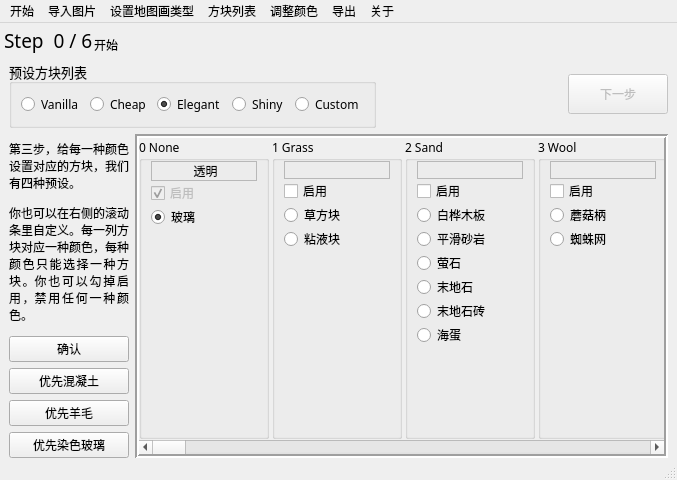
SlopeCraft/SlopeCraft, file others/mainwindow.ui: the form before one commit.
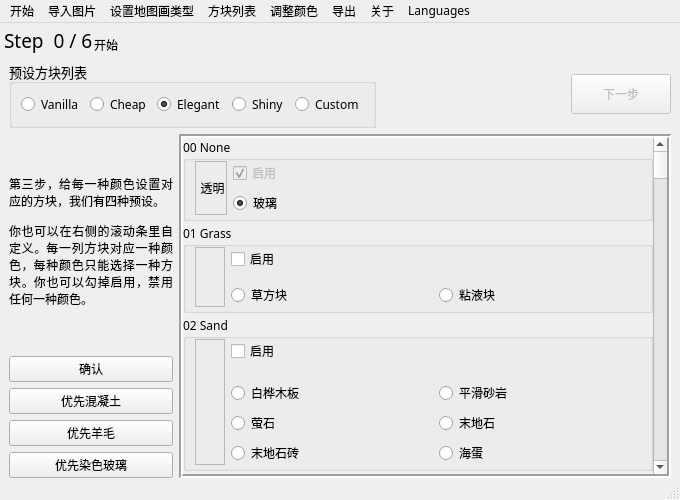
The form after the commit. The open tabs and pages were chosen to show the change. Icons and pictures are not drawn.

Patch:
```diff
--- a/others/mainwindow.ui
+++ b/others/mainwindow.ui
@@ -7,20 +7,20 @@
    <rect>
     <x>0</x>
     <y>0</y>
-    <width>677</width>
-    <height>480</height>
+    <width>680</width>
+    <height>500</height>
    </rect>
   </property>
   <property name="sizePolicy">
-   <sizepolicy hsizetype="Minimum" vsizetype="Minimum">
+   <sizepolicy hsizetype="Expanding" vsizetype="Minimum">
     <horstretch>0</horstretch>
     <verstretch>0</verstretch>
    </sizepolicy>
   </property>
   <property name="minimumSize">
    <size>
-    <width>677</width>
-    <height>480</height>
+    <width>680</width>
+    <height>500</height>
    </size>
   </property>
   <property name="font">
@@ -135,6 +135,12 @@
           <verstretch>0</verstretch>
          </sizepolicy>
         </property>
+        <property name="minimumSize">
+         <size>
+          <width>30</width>
+          <height>0</height>
+         </size>
+        </property>
         <property name="font">
          <font>
           <family>微软雅黑</family>
@@ -1045,7 +1051,7 @@
            </layout>
           </item>
           <item>
-           <layout class="QHBoxLayout" name="horizontalLayout_6">
+           <layout class="QHBoxLayout" name="horizontalLayout_6" stretch="1,3">
             <property name="topMargin">
              <number>0</number>
             </property>
@@ -1057,7 +1063,7 @@
               <item>
                <widget class="QLabel" name="label_9">
                 <property name="sizePolicy">
-                 <sizepolicy hsizetype="Maximum" vsizetype="Minimum">
+                 <sizepolicy hsizetype="Preferred" vsizetype="Minimum">
                   <horstretch>0</horstretch>
                   <verstretch>0</verstretch>
                  </sizepolicy>
@@ -1171,7 +1177,7 @@
                <number>2</number>
               </property>
               <property name="verticalScrollBarPolicy">
-               <enum>Qt::ScrollBarAlwaysOff</enum>
+               <enum>Qt::ScrollBarAlwaysOn</enum>
               </property>
               <property name="widgetResizable">
                <bool>true</bool>
@@ -1181,12 +1187,12 @@
                 <rect>
                  <x>0</x>
                  <y>0</y>
-                 <width>8084</width>
-                 <height>247</height>
+                 <width>276</width>
+                 <height>5411</height>
                 </rect>
                </property>
                <property name="sizePolicy">
-                <sizepolicy hsizetype="Maximum" vsizetype="Expanding">
+                <sizepolicy hsizetype="Expanding" vsizetype="Expanding">
                  <horstretch>0</horstretch>
                  <verstretch>0</verstretch>
                 </sizepolicy>
@@ -1203,7 +1209,7 @@
                  <height>16777215</height>
                 </size>
                </property>
-               <layout class="QHBoxLayout" name="horizontalLayout_4">
+               <layout class="QVBoxLayout" name="verticalLayout_3">
                 <property name="spacing">
                  <number>3</number>
                 </property>
@@ -1222,20 +1228,20 @@
                 <item>
                  <widget class="QGroupBox" name="Base00">
                   <property name="sizePolicy">
-                   <sizepolicy hsizetype="Fixed" vsizetype="Preferred">
+                   <sizepolicy hsizetype="Expanding" vsizetype="Minimum">
                     <horstretch>0</horstretch>
                     <verstretch>0</verstretch>
                    </sizepolicy>
                   </property>
                   <property name="minimumSize">
                    <size>
-                    <width>130</width>
+                    <width>129</width>
                     <height>0</height>
                    </size>
                   </property>
                   <property name="maximumSize">
                    <size>
-                    <width>130</width>
+                    <width>16777215</width>
                     <height>16777215</height>
                    </size>
                   </property>
@@ -1243,42 +1249,29 @@
                    <bool>true</bool>
                   </property>
                   <property name="title">
-                   <string>0 None</string>
+                   <string>00 None</string>
                   </property>
                   <property name="flat">
                    <bool>false</bool>
                   </property>
-                  <layout class="QVBoxLayout" name="verticalLayout_6">
-                   <property name="spacing">
-                    <number>0</number>
-                   </property>
+                  <layout class="QGridLayout" name="gridLayout_18">
                    <property name="topMargin">
                     <number>0</number>
                    </property>
                    <property name="bottomMargin">
-                    <number>0</number>
+                    <number>3</number>
                    </property>
-                   <item>
-                    <widget class="QLabel" name="Color00">
-                     <property name="font">
-                      <font>
-                       <family>微软雅黑</family>
-                       <pointsize>9</pointsize>
-                      </font>
-                     </property>
-                     <property name="frameShape">
-                      <enum>QFrame::StyledPanel</enum>
-                     </property>
-                     <property name="text">
-                      <string>&lt;html&gt;&lt;head/&gt;&lt;body&gt;&lt;p align=&quot;center&quot;&gt;透明&lt;/p&gt;&lt;/body&gt;&lt;/html&gt;</string>
-                     </property>
-                    </widget>
-                   </item>
-                   <item>
+                   <item row="0" column="1">
                     <widget class="QCheckBox" name="Enable00">
                      <property name="enabled">
                       <bool>false</bool>
                      </property>
+                     <property name="sizePolicy">
+                      <sizepolicy hsizetype="Expanding" vsizetype="Preferred">
+                       <horstretch>0</horstretch>
+                       <verstretch>0</verstretch>
+                      </sizepolicy>
+                     </property>
                      <property name="text">
                       <string>启用</string>
                      </property>
@@ -1290,8 +1283,14 @@
                      </property>
                     </widget>
                    </item>
-                   <item>
+                   <item row="1" column="1">
                     <widget class="QRadioButton" name="is00Glass">
+                     <property name="sizePolicy">
+                      <sizepolicy hsizetype="Minimum" vsizetype="Fixed">
+                       <horstretch>0</horstretch>
+                       <verstretch>0</verstretch>
+                      </sizepolicy>
+                     </property>
                      <property name="text">
                       <string>玻璃</string>
                      </property>
@@ -1304,26 +1303,48 @@
                      </property>
                     </widget>
                    </item>
-                   <item>
-                    <spacer name="verticalSpacer_3">
+                   <item row="0" column="2">
+                    <spacer name="horizontalSpacer_7">
                      <property name="orientation">
-                      <enum>Qt::Vertical</enum>
+                      <enum>Qt::Horizontal</enum>
                      </property>
                      <property name="sizeHint" stdset="0">
                       <size>
-                       <width>20</width>
-                       <height>40</height>
+                       <width>40</width>
+                       <height>20</height>
                       </size>
                      </property>
                     </spacer>
                    </item>
+                   <item row="0" column="0" rowspan="2">
+                    <widget class="QLabel" name="Color00">
+                     <property name="minimumSize">
+                      <size>
+                       <width>30</width>
+                       <height>0</height>
+                      </size>
+                     </property>
+                     <property name="font">
+                      <font>
+                       <family>微软雅黑</family>
+                       <pointsize>9</pointsize>
+                      </font>
+                     </property>
+                     <property name="frameShape">
+                      <enum>QFrame::StyledPanel</enum>
+                     </property>
+                     <property name="text">
+                      <string>&lt;html&gt;&lt;head/&gt;&lt;body&gt;&lt;p align=&quot;center&quot;&gt;透明&lt;/p&gt;&lt;/body&gt;&lt;/html&gt;</string>
+                     </property>
+                    </widget>
+                   </item>
                   </layout>
                  </widget>
                 </item>
                 <item>
                  <widget class="QGroupBox" name="Base01">
                   <property name="sizePolicy">
-                   <sizepolicy hsizetype="Fixed" vsizetype="Preferred">
+                   <sizepolicy hsizetype="Expanding" vsizetype="Minimum">
                     <horstretch>0</horstretch>
                     <verstretch>0</verstretch>
                    </sizepolicy>
@@ -1336,7 +1357,7 @@
                   </property>
                   <property name="maximumSize">
                    <size>
-                    <width>130</width>
+                    <width>16777215</width>
                     <height>16777215</height>
                    </size>
                   </property>
@@ -1344,46 +1365,74 @@
                    <bool>true</bool>
                   </property>
                   <property name="title">
-                   <string>1 Grass</string>
+                   <string>01 Grass</string>
                   </property>
                   <property name="flat">
                    <bool>false</bool>
                   </property>
-                  <layout class="QVBoxLayout" name="verticalLayout_13">
-                   <property name="spacing">
-                    <number>0</number>
-                   </property>
+                  <layout class="QGridLayout" name="gridLayout_19">
                    <property name="topMargin">
                     <number>0</number>
                    </property>
                    <property name="bottomMargin">
-                    <number>0</number>
+                    <number>3</number>
                    </property>
-                   <item>
-                    <widget class="QLabel" name="Color01">
-                     <property name="font">
-                      <font>
-                       <family>微软雅黑</family>
-                       <pointsize>9</pointsize>
-                      </font>
-                     </property>
-                     <property name="frameShape">
-                      <enum>QFrame::StyledPanel</enum>
-                     </property>
-                     <property name="text">
-                      <string/>
-                     </property>
-                    </widget>
-                   </item>
-                   <item>
+                   <item row="0" column="1">
                     <widget class="QCheckBox" name="Enable01">
+                     <property name="sizePolicy">
+                      <sizepolicy hsizetype="Expanding" vsizetype="Preferred">
+                       <horstretch>0</horstretch>
+                       <verstretch>0</verstretch>
+                      </sizepolicy>
+                     </property>
                      <property name="text">
                       <string>启用</string>
                      </property>
                     </widget>
                    </item>
-                   <item>
+                   <item row="0" column="2">
+                    <spacer name="horizontalSpacer_8">
+                     <property name="orientation">
+                      <enum>Qt::Horizontal</enum>
+                     </property>
+                     <property name="sizeHint" stdset="0">
+                      <size>
+                       <width>40</width>
+                       <height>20</height>
+                      </size>
+                     </property>
+                    </spacer>
+                   </item>
+                   <item row="0" column="0" rowspan="3">
+                    <widget class="QLabel" name="Color01">
+                     <property name="minimumSize">
+                      <size>
+                       <width>30</width>
+                       <height>0</height>
+                      </size>
+                     </property>
+                     <property name="font">
+                      <font>
+                       <family>微软雅黑</family>
+                       <pointsize>9</pointsize>
+                      </font>
+                     </property>
+                     <property name="frameShape">
+                      <enum>QFrame::StyledPanel</enum>
+                     </property>
+                     <property name="text">
+                      <string/>
+                     </property>
+                    </widget>
+                   </item>
+                   <item row="2" column="1">
                     <widget class="QRadioButton" name="is01Grass">
+                     <property name="sizePolicy">
+                      <sizepolicy hsizetype="Expanding" vsizetype="Fixed">
+                       <horstretch>0</horstretch>
+                       <verstretch>0</verstretch>
+                      </sizepolicy>
+                     </property>
                      <property name="text">
                       <string>草方块</string>
                      </property>
@@ -1393,7 +1442,7 @@
                      </property>
                     </widget>
                    </item>
-                   <item>
+                   <item row="2" column="2">
                     <widget class="QRadioButton" name="is01SlimeBlock">
                      <property name="text">
                       <string>粘液块</string>
@@ -1404,26 +1453,13 @@
                      </property>
                     </widget>
                    </item>
-                   <item>
-                    <spacer name="verticalSpacer_10">
-                     <property name="orientation">
-                      <enum>Qt::Vertical</enum>
-                     </property>
-                     <property name="sizeHint" stdset="0">
-                      <size>
-                       <width>20</width>
-                       <height>40</height>
-                      </size>
-                     </property>
-                    </spacer>
-                   </item>
                   </layout>
                  </widget>
                 </item>
                 <item>
                  <widget class="QGroupBox" name="Base02">
                   <property name="sizePolicy">
-                   <sizepolicy hsizetype="Fixed" vsizetype="Preferred">
+                   <sizepolicy hsizetype="Expanding" vsizetype="Minimum">
                     <horstretch>0</horstretch>
                     <verstretch>0</verstretch>
                    </sizepolicy>
@@ -1436,7 +1472,7 @@
                   </property>
                   <property name="maximumSize">
                    <size>
-                    <width>130</width>
+                    <width>16777215</width>
                     <height>16777215</height>
                    </size>
                   </property>
@@ -1444,23 +1480,40 @@
                    <bool>true</bool>
                   </property>
                   <property name="title">
-                   <string>2 Sand</string>
+                   <string>02 Sand</string>
                   </property>
                   <property name="flat">
                    <bool>false</bool>
                   </property>
-                  <layout class="QVBoxLayout" name="verticalLayout_14">
-                   <property name="spacing">
-                    <number>0</number>
-                   </property>
+                  <layout class="QGridLayout" name="gridLayout_20">
                    <property name="topMargin">
                     <number>0</number>
                    </property>
                    <property name="bottomMargin">
-                    <number>0</number>
+                    <number>3</number>
                    </property>
-                   <item>
+                   <property name="verticalSpacing">
+                    <number>6</number>
+                   </property>
+                   <item row="4" column="2">
+                    <widget class="QRadioButton" name="is02EndStone">
+                     <property name="text">
+                      <string>末地石</string>
+                     </property>
+                     <property name="icon">
+                      <iconset resource="../BlockTextures.qrc">
+                       <normaloff>:/new/Textures/Slope/block/end_stone.png</normaloff>:/new/Textures/Slope/block/end_stone.png</iconset>
+                     </property>
+                    </widget>
+                   </item>
+                   <item row="0" column="0" rowspan="6">
                     <widget class="QLabel" name="Color02">
+                     <property name="minimumSize">
+                      <size>
+                       <width>30</width>
+                       <height>0</height>
+                      </size>
+                     </property>
                      <property name="font">
                       <font>
                        <family>微软雅黑</family>
@@ -1475,25 +1528,20 @@
                      </property>
                     </widget>
                    </item>
-                   <item>
-                    <widget class="QCheckBox" name="Enable02">
-                     <property name="text">
-                      <string>启用</string>
+                   <item row="0" column="2">
+                    <spacer name="horizontalSpacer_9">
+                     <property name="orientation">
+                      <enum>Qt::Horizontal</enum>
                      </property>
-                    </widget>
-                   </item>
-                   <item>
-                    <widget class="QRadioButton" name="is02BirchPlanks">
-                     <property name="text">
-                      <string>白桦木板</string>
+                     <property name="sizeHint" stdset="0">
+                      <size>
+                       <width>40</width>
+                       <height>20</height>
+                      </size>
                      </property>
-                     <property name="icon">
-                      <iconset resource="../BlockTextures.qrc">
-                       <normaloff>:/new/Textures/Slope/block/birch_planks.png</normaloff>:/new/Textures/Slope/block/birch_planks.png</iconset>
-                     </property>
-                    </widget>
+                    </spacer>
                    </item>
-                   <item>
+                   <item row="3" column="2">
                     <widget class="QRadioButton" name="is02SmoothSandstone">
                      <property name="text">
                       <string>平滑砂岩</string>
@@ -1504,7 +1552,7 @@
                      </property>
                     </widget>
                    </item>
-                   <item>
+                   <item row="4" column="1">
                     <widget class="QRadioButton" name="is02Glowstone">
                      <property name="text">
                       <string>萤石</string>
@@ -1515,21 +1563,16 @@
                      </property>
                     </widget>
                    </item>
-                   <item>
-                    <widget class="QRadioButton" name="is02EndStone">
-                     <property name="text">
-                      <string>末地石</string>
+                   <item row="0" column="1">
+                    <widget class="QCheckBox" name="Enable02">
+                     <property name="sizePolicy">
+                      <sizepolicy hsizetype="Expanding" vsizetype="Preferred">
+                       <horstretch>0</horstretch>
+                       <verstretch>0</verstretch>
+                      </sizepolicy>
                      </property>
-                     <property name="icon">
-                      <iconset resource="../BlockTextures.qrc">
-                       <normaloff>:/new/Textures/Slope/block/end_stone.png</normaloff>:/new/Textures/Slope/block/end_stone.png</iconset>
-                     </property>
-                    </widget>
-                   </item>
-                   <item>
-                    <widget class="QRadioButton" name="is02EndBricks">
                      <property name="text">
-                      <string>末地石砖</string>
+                      <string>启用</string>
                      </property>
                      <property name="icon">
                       <iconset resource="../BlockTextures.qrc">
@@ -1537,7 +1580,7 @@
                      </property>
                     </widget>
                    </item>
-                   <item>
+                   <item row="5" column="2">
                     <widget class="QRadioButton" name="is02TurtleEgg">
                      <property name="text">
                       <string>海蛋</string>
@@ -1548,18 +1591,27 @@
                      </property>
                     </widget>
                    </item>
-                   <item>
-                    <spacer name="verticalSpacer_11">
-                     <property name="orientation">
-                      <enum>Qt::Vertical</enum>
+                   <item row="3" column="1">
+                    <widget class="QRadioButton" name="is02BirchPlanks">
+                     <property name="text">
+                      <string>白桦木板</string>
                      </property>
-                     <property name="sizeHint" stdset="0">
-                      <size>
-                       <width>20</width>
-                       <height>40</height>
-                      </size>
+                     <property name="icon">
+                      <iconset resource="../BlockTextures.qrc">
+                       <normaloff>:/new/Textures/Slope/block/birch_planks.png</normaloff>:/new/Textures/Slope/block/birch_planks.png</iconset>
                      </property>
-                    </spacer>
+                    </widget>
+                   </item>
+                   <item row="5" column="1">
+                    <widget class="QRadioButton" name="is02EndBricks">
+                     <property name="text">
+                      <string>末地石砖</string>
+                     </property>
+                     <property name="icon">
+                      <iconset resource="../BlockTextures.qrc">
+                       <normaloff>:/new/Textures/Slope/block/end_stone_bricks.png</normaloff>:/new/Textures/Slope/block/end_stone_bricks.png</iconset>
+                     </property>
+                    </widget>
                    </item>
                   </layout>
                  </widget>
@@ -1567,7 +1619,7 @@
                 <item>
                  <widget class="QGroupBox" name="Base03">
                   <property name="sizePolicy">
-                   <sizepolicy hsizetype="Fixed" vsizetype="Preferred">
+                   <sizepolicy hsizetype="Expanding" vsizetype="Minimum">
                     <horstretch>0</horstretch>
                     <verstretch>0</verstretch>
                    </sizepolicy>
@@ -1580,7 +1632,7 @@
                   </property>
                   <property name="maximumSize">
                    <size>
-                    <width>130</width>
+                    <width>16777215</width>
                     <height>16777215</height>
                    </size>
                   </property>
@@ -1588,56 +1640,32 @@
                    <bool>true</bool>
                   </property>
                   <property name="title">
-                   <string>3 Wool</string>
+                   <string>03 Wool</string>
                   </property>
                   <property name="flat">
                    <bool>false</bool>
                   </property>
-                  <layout class="QVBoxLayout" name="verticalLayout_15">
-                   <property name="spacing">
-                    <number>0</number>
-                   </property>
+                  <layout class="QGridLayout" name="gridLayout_21">
                    <property name="topMargin">
                     <number>0</number>
                    </property>
                    <property name="bottomMargin">
-                    <number>0</number>
+                    <number>3</number>
                    </property>
-                   <item>
-                    <widget class="QLabel" name="Color03">
-                     <property name="font">
-                      <font>
-                       <family>微软雅黑</family>
-                       <pointsize>9</pointsize>
-                      </font>
-                     </property>
-                     <property name="frameShape">
-                      <enum>QFrame::StyledPanel</enum>
-                     </property>
-                     <property name="text">
-                      <string/>
-                     </property>
-                    </widget>
-                   </item>
-                   <item>
+                   <item row="0" column="1">
                     <widget class="QCheckBox" name="Enable03">
+                     <property name="sizePolicy">
+                      <sizepolicy hsizetype="Expanding" vsizetype="Preferred">
+                       <horstretch>0</horstretch>
+                       <verstretch>0</verstretch>
+                      </sizepolicy>
+                     </property>
                      <property name="text">
                       <string>启用</string>
                      </property>
                     </widget>
                    </item>
-                   <item>
-                    <widget class="QRadioButton" name="is03MushroomStem">
-                     <property name="text">
-                      <string>蘑菇柄</string>
-                     </property>
-                     <property name="icon">
-                      <iconset resource="../BlockTextures.qrc">
-                       <normaloff>:/new/Textures/Slope/block/mushroom_stem.png</normaloff>:/new/Textures/Slope/block/mushroom_stem.png</iconset>
-                     </property>
-                    </widget>
-                   </item>
-                   <item>
+                   <item row="3" column="2">
                     <widget class="QRadioButton" name="is03CobWeb">
                      <property name="text">
                       <string>蜘蛛网</string>
@@ -1648,19 +1676,52 @@
                      </property>
                     </widget>
                    </item>
-                   <item>
-                    <spacer name="verticalSpacer_12">
+                   <item row="0" column="2">
+                    <spacer name="horizontalSpacer_10">
                      <property name="orientation">
-                      <enum>Qt::Vertical</enum>
+                      <enum>Qt::Horizontal</enum>
                      </property>
                      <property name="sizeHint" stdset="0">
                       <size>
-                       <width>20</width>
-                       <height>40</height>
+                       <width>40</width>
+                       <height>20</height>
                       </size>
                      </property>
                     </spacer>
                    </item>
+                   <item row="3" column="1">
+                    <widget class="QRadioButton" name="is03MushroomStem">
+                     <property name="text">
+                      <string>蘑菇柄</string>
+                     </property>
+                     <property name="icon">
+                      <iconset resource="../BlockTextures.qrc">
+                       <normaloff>:/new/Textures/Slope/block/mushroom_stem.png</normaloff>:/new/Textures/Slope/block/mushroom_stem.png</iconset>
+                     </property>
+                    </widget>
+                   </item>
+                   <item row="0" column="0" rowspan="4">
+                    <widget class="QLabel" name="Color03">
+                     <property name="minimumSize">
+                      <size>
+                       <width>30</width>
+                       <height>0</height>
+                      </size>
+                     </property>
+                     <property name="font">
+                      <font>
+                       <family>微软雅黑</family>
+                       <pointsize>9</pointsize>
+                      </font>
+                     </property>
+                     <property name="frameShape">
+                      <enum>QFrame::StyledPanel</enum>
+                     </property>
+                     <property name="text">
+                      <string/>
+                     </property>
+                    </widget>
+                   </item>
                   </layout>
                  </widget>
                 </item>
@@ -8717,7 +8778,7 @@
     <rect>
      <x>0</x>
      <y>0</y>
-     <width>677</width>
+     <width>680</width>
      <height>21</height>
     </rect>
    </property>
@@ -8765,6 +8826,13 @@
     </property>
     <addaction name="actionAboutSlopeCraft"/>
    </widget>
+   <widget class="QMenu" name="menuLanguages">
+    <property name="title">
+     <string>Languages</string>
+    </property>
+    <addaction name="actionChinese"/>
+    <addaction name="actionEnglish"/>
+   </widget>
    <addaction name="menuStart"/>
    <addaction name="menuImPic"/>
    <addaction name="menuType"/>
@@ -8772,6 +8840,7 @@
    <addaction name="menuAdjPic"/>
    <addaction name="menuEx"/>
    <addaction name="menuAbout"/>
+   <addaction name="menuLanguages"/>
   </widget>
   <widget class="QStatusBar" name="statusbar"/>
   <action name="actionOpen">
```
Left out of the diff: 5327 changed lines with no effect on the pictures.
